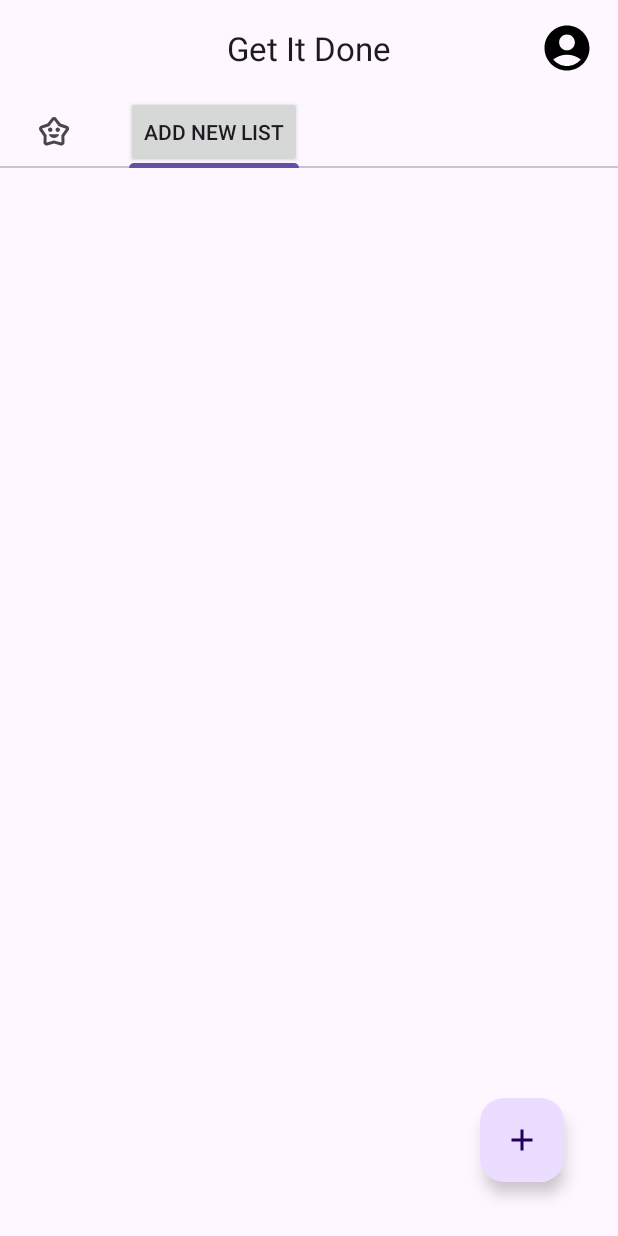
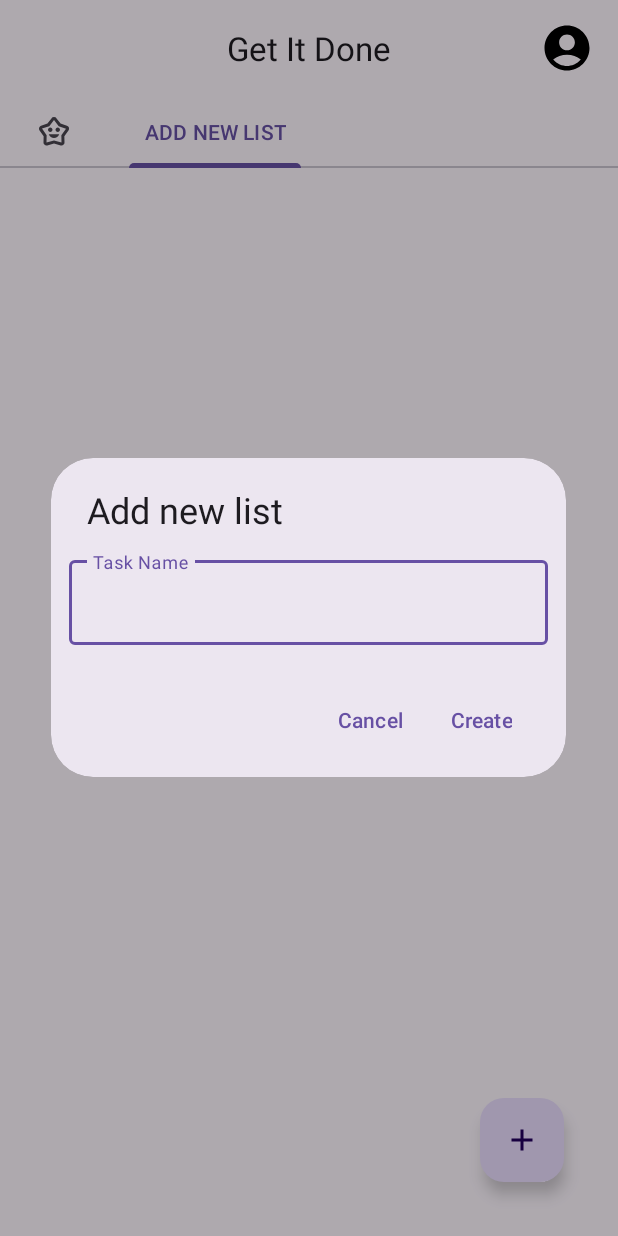
Before and after one commit to alanamalemba/GetItDone, an Android app: the screen it shows after launch (MainActivity), tab 2 chosen, on a phone screen of 412 x 824 dp. Run offline under Robolectric (Android 15) with nearby library versions, the phone set to English and light mode, and no system bars; our stand-ins replace Room's generated code.

Commit message:
add new tasks list

```diff
--- a/app/src/main/java/com/example/getitdone/data/TaskRepository.kt
+++ b/app/src/main/java/com/example/getitdone/data/TaskRepository.kt
@@ -30,4 +30,8 @@ class TaskRepository(private val taskDao: TaskDao, private val tasksListDao: Tas
     fun getTasksList(): Flow<List<TasksList>> {
         return tasksListDao.getTasksLists()
     }
+
+    suspend fun createTaskList(listName: String) {
+        tasksListDao.createTasksList(TasksList(name = listName))
+    }
 }
--- a/app/src/main/java/com/example/getitdone/data/database/GetItDoneDatabase.kt
+++ b/app/src/main/java/com/example/getitdone/data/database/GetItDoneDatabase.kt
@@ -9,7 +9,7 @@ import androidx.sqlite.db.SupportSQLiteDatabase
 import com.example.getitdone.data.model.Task
 import com.example.getitdone.data.model.TasksList
 
-@Database(entities = [Task::class, TasksList::class], version = 3)
+@Database(entities = [Task::class, TasksList::class], version = 4)
 abstract class GetItDoneDatabase : RoomDatabase() {
 
     abstract fun getTaskDao(): TaskDao
@@ -39,7 +39,7 @@ abstract class GetItDoneDatabase : RoomDatabase() {
             return DATABASE_INSTANCE ?: synchronized(this) {
                 val dbInstance = Room.databaseBuilder(
                     context, GetItDoneDatabase::class.java, "get_it_done_database"
-                ).addMigrations(MIGRATION_2_TO_3).build()
+                ).addMigrations(MIGRATION_2_TO_3).fallbackToDestructiveMigration(true).build()
 
                 DATABASE_INSTANCE = dbInstance
                 return dbInstance
--- a/app/src/main/java/com/example/getitdone/data/model/Task.kt
+++ b/app/src/main/java/com/example/getitdone/data/model/Task.kt
@@ -20,5 +20,5 @@ data class Task(
     val description: String? = null,
     @ColumnInfo("is_starred") val isStarred: Boolean = false,
     @ColumnInfo("is_complete") val isComplete: Boolean = false,
-    @ColumnInfo(name = "list_id") val listId: Int
+    @ColumnInfo(name = "list_id") val listId: Int? = null
 )
--- a/app/src/main/java/com/example/getitdone/ui/MainActivity.kt
+++ b/app/src/main/java/com/example/getitdone/ui/MainActivity.kt
@@ -13,12 +13,16 @@ import androidx.fragment.app.FragmentActivity
 import androidx.lifecycle.lifecycleScope
 import androidx.viewpager2.adapter.FragmentStateAdapter
 import com.example.getitdone.R
+import com.example.getitdone.data.model.TasksList
 import com.example.getitdone.databinding.ActivityMainBinding
 import com.example.getitdone.databinding.DialogAddTaskBinding
+import com.example.getitdone.databinding.DialogAddTasksListBinding
+import com.example.getitdone.databinding.TabButtonBinding
 import com.example.getitdone.ui.tasks.StarredTasksFragment
 import com.example.getitdone.ui.tasks.TasksFragment
 import com.example.getitdone.util.InputValidator
 import com.google.android.material.bottomsheet.BottomSheetDialog
+import com.google.android.material.dialog.MaterialAlertDialogBuilder
 import com.google.android.material.tabs.TabLayoutMediator
 import kotlinx.coroutines.flow.collectLatest
 import kotlinx.coroutines.launch
@@ -26,6 +30,7 @@ import kotlinx.coroutines.launch
 class MainActivity : AppCompatActivity() {
     private val viewModel: MainViewModel by viewModels()
     private lateinit var binding: ActivityMainBinding
+    private var currentTasksList: List<TasksList> = emptyList()
 
     override fun onCreate(savedInstanceState: Bundle?) {
         super.onCreate(savedInstanceState)
@@ -33,7 +38,7 @@ class MainActivity : AppCompatActivity() {
 
             lifecycleScope.launch {
                 viewModel.getTasksList().collectLatest { tasksLists ->
-
+                    currentTasksList = tasksLists
                     viewPager2.adapter = PagerAdapter(this@MainActivity, tasksLists.size + 2)
                     viewPager2.currentItem = 1
                     TabLayoutMediator(tabLayout, viewPager2) { tab, position ->
@@ -41,8 +46,11 @@ class MainActivity : AppCompatActivity() {
                             0 -> tab.icon =
                                 ContextCompat.getDrawable(this@MainActivity, R.drawable.icon_star)
 
-                            tasksLists.size + 1 -> tab.customView =
-                                Button(this@MainActivity).apply { text = "Add New List" }
+                            tasksLists.size + 1 -> {
+                                val buttonBinding = TabButtonBinding.inflate(layoutInflater)
+                                tab.customView = buttonBinding.root
+                                buttonBinding.root.setOnClickListener { showAddTasksListDialog() }
+                            }
 
                             else -> tab.text = tasksLists[position - 1].name
 
@@ -54,6 +62,14 @@ class MainActivity : AppCompatActivity() {
             floatingActionButton.setOnClickListener { showAddTaskDialog() }
             setContentView(root)
         }
+    }
+
+    private fun showAddTasksListDialog() {
+        val dialogBinding = DialogAddTasksListBinding.inflate(layoutInflater)
+
+        MaterialAlertDialogBuilder(this).setTitle("Add new list").setView(dialogBinding.root)
+            .setPositiveButton("Create") { dialog, _ -> viewModel.addNewTalkList(dialogBinding.editTextListName.text.toString()) }
+            .setNegativeButton("Cancel") { dialog, _ -> dialog.dismiss() }.show()
     }
 
     private fun showAddTaskDialog() {
@@ -76,11 +92,15 @@ class MainActivity : AppCompatActivity() {
             }
 
             buttonSave.setOnClickListener {
-
-                viewModel.createTask(
-                    title = editTextTaskTitle.text.toString(),
-                    description = editTextTaskDetails.text.toString()
-                )
+                if(currentTasksList.isNotEmpty()){dialog.dismiss()
+                    val selectedTasksListId =
+                        currentTasksList[binding.viewPager2.currentItem - 1].id
+                    viewModel.createTask(
+                        title = editTextTaskTitle.text.toString(),
+                        description = editTextTaskDetails.text.toString(),
+                        listId = selectedTasksListId
+                    )
+                }
 
                 dialog.dismiss()
 
--- a/app/src/main/java/com/example/getitdone/ui/MainViewModel.kt
+++ b/app/src/main/java/com/example/getitdone/ui/MainViewModel.kt
@@ -15,13 +15,18 @@ class MainViewModel : ViewModel() {
         return taskRepository.getTasksList()
     }
 
-    fun createTask(title: String, description: String?) {
+    fun createTask(title: String, description: String?, listId: Int) {
         val task = Task(
-            title = title, description = description
+            title = title, description = description, listId = listId
         )
 
         viewModelScope.launch {
             taskRepository.createTask(task)
         }
     }
+
+    fun addNewTalkList(listName: String) {
+
+        viewModelScope.launch { taskRepository.createTaskList(listName) }
+    }
 }
--- /dev/null
+++ b/app/src/main/res/layout/dialog_add_tasks_list.xml
@@ -0,0 +1,26 @@
+<?xml version="1.0" encoding="utf-8"?>
+<androidx.constraintlayout.widget.ConstraintLayout xmlns:android="http://schemas.android.com/apk/res/android"
+    xmlns:app="http://schemas.android.com/apk/res-auto"
+    xmlns:tools="http://schemas.android.com/tools"
+    android:layout_width="match_parent"
+    android:layout_height="match_parent"
+    android:padding="12dp">
+
+
+    <com.google.android.material.textfield.TextInputLayout
+        android:layout_width="match_parent"
+        android:layout_height="wrap_content"
+        android:hint="@string/task_name"
+        android:importantForAutofill="no"
+        android:inputType="text"
+        android:textSize="17sp"
+        app:layout_constraintTop_toTopOf="parent" >
+        <com.google.android.material.textfield.TextInputEditText
+            android:id="@+id/edit_text_list_name"
+            android:layout_width="match_parent"
+            android:layout_height="wrap_content"/>
+    </com.google.android.material.textfield.TextInputLayout>
+
+
+
+</androidx.constraintlayout.widget.ConstraintLayout>
--- /dev/null
+++ b/app/src/main/res/layout/tab_button.xml
@@ -0,0 +1,6 @@
+<?xml version="1.0" encoding="utf-8"?>
+<com.google.android.material.button.MaterialButton xmlns:android="http://schemas.android.com/apk/res/android"
+    style="@style/Widget.Material3.Button.TextButton"
+    android:layout_width="match_parent"
+    android:layout_height="match_parent"
+    android:text="@string/add_new_list" />
--- a/app/src/main/res/values/strings.xml
+++ b/app/src/main/res/values/strings.xml
@@ -8,4 +8,6 @@
     <string name="add_details_button">add details button</string>
     <string name="star_button">star button</string>
     <string name="save">Save</string>
+    <string name="add_new_list">ADD NEW LIST</string>
+    <string name="task_name">Task Name</string>
 </resources>
```
